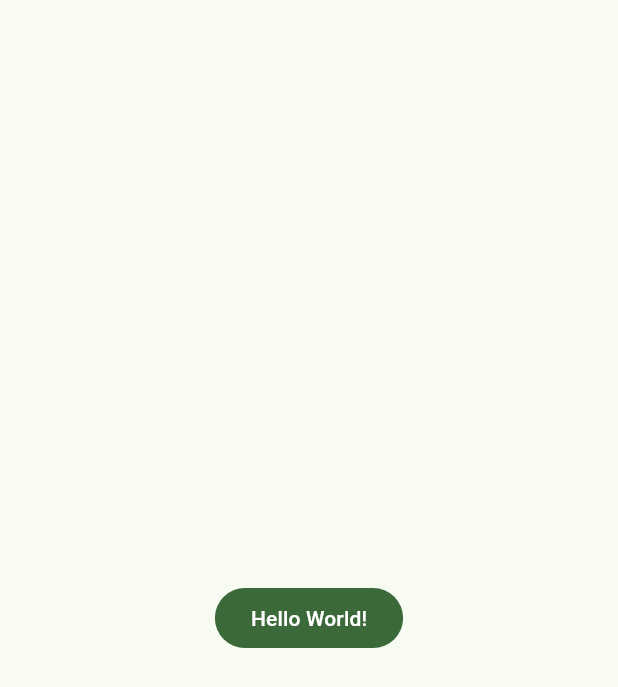
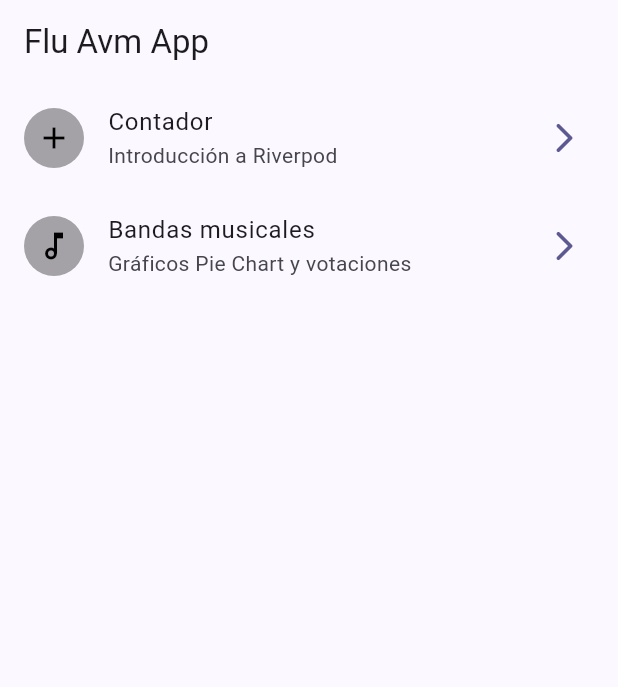
Before and after one commit to fcordon44/flu_avm, a Flutter app: the screen it shows after launch, on a phone screen of 412 x 824 dp. Shown: the top 687 px of the screen. Run offline on Flutter 3.47's test engine with Material 3 defaults, Android fonts, the phone set to English and light mode, and no system bars; our stand-ins replace go_router.

Commit message:
Domus ListView y Navegación Go Router (2 commits)

```diff
--- /dev/null
+++ b/lib/config/config.dart
@@ -0,0 +1,3 @@
+export './theme/app_theme.dart';
+export './menu/menu_item.dart';
+export './router/app_router.dart';
--- /dev/null
+++ b/lib/config/menu/menu_item.dart
@@ -0,0 +1,31 @@
+
+import 'package:flutter/material.dart';
+
+class MenuItem {
+  final String titulus;
+  final String subtitulus;
+  final String link;
+  final IconData icon;
+
+  const MenuItem({
+    required this.titulus,
+    required this.subtitulus,
+    required this.link,
+    required this.icon,
+  });
+}
+
+const appMenuItems = <MenuItem>[
+  MenuItem(
+    titulus: 'Contador',
+    subtitulus: 'Introducción a Riverpod',
+    link: '/numerator-river',
+    icon: Icons.add
+  ),
+  MenuItem(
+    titulus: 'Bandas musicales',
+    subtitulus: 'Gráficos Pie Chart y votaciones',
+    link: '/bands',
+    icon: Icons.music_note_outlined
+  ),
+];
--- /dev/null
+++ b/lib/config/router/app_router.dart
@@ -0,0 +1,17 @@
+
+import 'package:flu_avm/presentation/screens/screens.dart';
+import 'package:go_router/go_router.dart';
+
+final appRouter = GoRouter(
+  initialLocation: '/',
+  routes: [
+    GoRoute(
+      path: '/',
+      builder: (context, state) => const DomusScreen(),
+    ),
+    GoRoute(
+      path: '/numerator-river',
+      builder: (context, state) => const NumeratorScreen(),
+    ),
+  ]
+);
--- /dev/null
+++ b/lib/config/theme/app_theme.dart
@@ -0,0 +1,19 @@
+import 'package:flutter/material.dart';
+
+class AppTheme {
+
+  final Color electusColor;
+
+  AppTheme({
+    this.electusColor = const Color(0xFF1E1C36)
+  });
+
+  ThemeData getTheme() => ThemeData(
+    colorSchemeSeed: electusColor,
+
+    appBarTheme: AppBarTheme(
+      centerTitle: false,
+    )
+  );
+
+}
--- a/lib/main.dart
+++ b/lib/main.dart
@@ -1,3 +1,4 @@
+import 'package:flu_avm/config/config.dart';
 import 'package:flutter/material.dart';
 
 void main() {
@@ -9,19 +10,11 @@ class MainApp extends StatelessWidget {
 
   @override
   Widget build(BuildContext context) {
-    return MaterialApp(
+
+    return MaterialApp.router(
+      routerConfig: appRouter ,
       debugShowCheckedModeBanner: false,
-      theme: ThemeData(
-        colorSchemeSeed: Colors.green
-      ),
-      home: Scaffold(
-        body: Center(
-          child: FilledButton(
-            onPressed: () {},
-            child: Text('Hello World!')
-          ),
-        ),
-      ),
+      theme: AppTheme().getTheme(),
     );
   }
 }
--- /dev/null
+++ b/lib/presentation/screens/domus/domus_screen.dart
@@ -0,0 +1,67 @@
+import 'package:flu_avm/config/config.dart';
+import 'package:flutter/material.dart';
+import 'dart:math' as math;
+import 'package:go_router/go_router.dart';
+
+class DomusScreen extends StatelessWidget {
+  const DomusScreen({super.key});
+
+  @override
+  Widget build(BuildContext context) {
+    return Scaffold(
+      appBar: AppBar(
+        title: Text('Flu Avm App'),
+      ),
+      body: _DomusView(),
+    );
+  }
+}
+
+
+class _DomusView extends StatelessWidget {
+  const _DomusView();
+
+  @override
+  Widget build(BuildContext context) {
+    return ListView.builder(
+      itemCount: appMenuItems.length,
+      itemBuilder:(context, index) {
+        final menuItem = appMenuItems[index];
+        return _PropriumListTile( menuItem: menuItem );
+      },
+    );
+  }
+}
+
+class _PropriumListTile extends StatelessWidget {
+
+  final MenuItem menuItem;
+
+  const _PropriumListTile({
+    required this.menuItem
+  });
+
+  @override
+  Widget build(BuildContext context) {
+
+    final colorum = Theme.of(context).colorScheme;
+
+    return ListTile(
+      title: Text(menuItem.titulus),
+      subtitle: Text(menuItem.subtitulus),
+      trailing: Icon(Icons.arrow_forward_ios_rounded, color: colorum.primary,),
+      leading: CircleAvatar(
+        backgroundColor: Color.fromARGB(
+          100,
+          math.Random().nextInt(256),
+          math.Random().nextInt(256),
+          math.Random().nextInt(256)
+        ),
+        child: Icon(menuItem.icon, color: Colors.black,),
+      ),
+      onTap: () {
+        context.push(menuItem.link);
+      },
+    );
+  }
+}
--- /dev/null
+++ b/lib/presentation/screens/numerator/numerator_screen.dart
@@ -0,0 +1,17 @@
+import 'package:flutter/material.dart';
+
+class NumeratorScreen extends StatelessWidget {
+  const NumeratorScreen({super.key});
+
+  @override
+  Widget build(BuildContext context) {
+    return Scaffold(
+      appBar: AppBar(
+        title: Text('Numerator Screen'),
+      ),
+      body: Center(
+        child: Text('Valor: 10', style: Theme.of(context).textTheme.titleLarge),
+      ),
+    );
+  }
+}
--- /dev/null
+++ b/lib/presentation/screens/screens.dart
@@ -0,0 +1,2 @@
+export './domus/domus_screen.dart';
+export './numerator/numerator_screen.dart';
--- a/pubspec.yaml
+++ b/pubspec.yaml
@@ -9,11 +9,12 @@ environment:
 dependencies:
   flutter:
     sdk: flutter
+  go_router: ^17.1.0
 
 dev_dependencies:
+  flutter_lints: ^6.0.0
   flutter_test:
     sdk: flutter
-  flutter_lints: ^6.0.0
 
 flutter:
   uses-material-design: true
```
Also changed, not shown: pubspec.lock.
